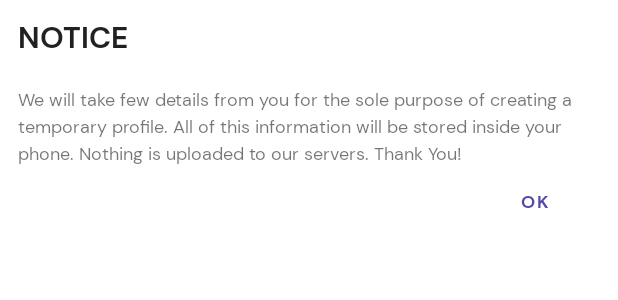
After one commit to pratapnik/Presence, an Android app: the layout startup_dialog_layout.xml on its own in the app's theme, with its tools: preview values and no code run, on a phone screen of 412 x 824 dp. The commit adds this screen. Shown: the top 300 px of the screen. Run offline under Robolectric (Android 15) with nearby library versions, the light colour scheme and no system bars.

Commit message:
Added StartupDialog

```diff
--- a/app/src/main/java/com/example/presence/UserDetailsActivity.kt
+++ b/app/src/main/java/com/example/presence/UserDetailsActivity.kt
@@ -3,10 +3,13 @@ package com.example.presence
 import android.content.Intent
 import android.os.Bundle
 import androidx.appcompat.app.AppCompatActivity
+import com.example.presence.widgets.StartupInformationDialog
 import kotlinx.android.synthetic.main.activity_user_details.*
 
 
 class UserDetailsActivity : AppCompatActivity() {
+
+    private lateinit var startupDialog: StartupInformationDialog
 
     override fun onCreate(savedInstanceState: Bundle?) {
         super.onCreate(savedInstanceState)
@@ -14,9 +17,19 @@ class UserDetailsActivity : AppCompatActivity() {
 
         supportActionBar?.hide()
 
+        openStartupDialog()
+
         btnAddSubjects.setOnClickListener {
             val addSubjectsActivity = Intent(this, AddSubjectsActivity::class.java)
             startActivity(addSubjectsActivity)
         }
     }
+
+    fun openStartupDialog(){
+        startupDialog = StartupInformationDialog()
+        val fragmentTransaction = supportFragmentManager.beginTransaction()
+        fragmentTransaction.addToBackStack(null)
+        startupDialog.show(fragmentTransaction,
+            resources.getString(R.string.label_start_up_dialog_tag))
+    }
 }
--- /dev/null
+++ b/app/src/main/java/com/example/presence/widgets/StartupInformationDialog.kt
@@ -0,0 +1,33 @@
+package com.example.presence.widgets
+
+import android.app.AlertDialog
+import android.app.Dialog
+import android.os.Bundle
+import android.view.LayoutInflater
+import android.widget.Button
+import androidx.fragment.app.DialogFragment
+import com.example.presence.R
+
+class StartupInformationDialog: DialogFragment() {
+
+    private lateinit var startupDialog: AlertDialog.Builder
+    private lateinit var btnOk: Button
+
+    override fun onCreateDialog(savedInstanceState: Bundle?): Dialog {
+
+        var layoutInflater: LayoutInflater? = activity?.layoutInflater
+        val view = layoutInflater?.inflate(R.layout.startup_dialog_layout, null)
+
+        startupDialog = AlertDialog.Builder(activity)
+        startupDialog.setView(view)
+
+        btnOk = view?.findViewById(R.id.btnStartupDialogOk)!!
+
+        btnOk.setOnClickListener {
+            dismiss()
+        }
+
+        return startupDialog.create()
+    }
+
+}
--- /dev/null
+++ b/app/src/main/res/layout/startup_dialog_layout.xml
@@ -0,0 +1,54 @@
+<?xml version="1.0" encoding="utf-8"?>
+<androidx.constraintlayout.widget.ConstraintLayout xmlns:android="http://schemas.android.com/apk/res/android"
+    android:layout_width="match_parent"
+    android:layout_height="wrap_content"
+    android:paddingTop="@dimen/margin_twelve_dp"
+    android:paddingLeft="@dimen/margin_twelve_dp"
+    android:paddingRight="@dimen/margin_twelve_dp"
+    xmlns:app="http://schemas.android.com/apk/res-auto">
+
+    <TextView
+        android:id="@+id/tvStartupDialogTitle"
+        android:layout_width="wrap_content"
+        android:layout_height="wrap_content"
+        android:text="@string/label_start_up_dialog_title"
+        android:fontFamily="@font/font_bold"
+        android:textAllCaps="true"
+        android:textSize="@dimen/action_bar_text_size"
+        android:textColor="@color/textDarkPrimary"
+        app:layout_constraintStart_toStartOf="parent"
+        app:layout_constraintTop_toTopOf="parent"
+        app:layout_constraintBottom_toTopOf="@id/tvStartupDialogDescription"
+        />
+
+    <TextView
+        android:id="@+id/tvStartupDialogDescription"
+        android:layout_width="wrap_content"
+        android:layout_height="wrap_content"
+        android:text="@string/label_start_up_dialog_description"
+        android:fontFamily="@font/font_regular"
+        android:textSize="@dimen/startup_description_text_size"
+        android:lineSpacingExtra="@dimen/stroke_width"
+        android:textColor="@color/textDarkSecondary"
+        android:layout_marginTop="@dimen/margin_twenty_dp"
+        app:layout_constraintTop_toBottomOf="@id/tvStartupDialogTitle"
+        app:layout_constraintStart_toStartOf="@id/tvStartupDialogTitle"
+        app:layout_constraintBottom_toTopOf="@id/btnStartupDialogOk"
+        />
+
+    <Button
+        android:id="@+id/btnStartupDialogOk"
+        android:layout_width="wrap_content"
+        android:layout_height="wrap_content"
+        android:text="@string/label_button_startup_dialog_title"
+        android:textSize="@dimen/startup_description_text_size"
+        android:fontFamily="@font/font_bold"
+        style="@style/Widget.MaterialComponents.Button.TextButton"
+        android:textColor="@color/color_custom_button"
+        app:layout_constraintTop_toBottomOf="@id/tvStartupDialogDescription"
+        app:layout_constraintEnd_toEndOf="@id/tvStartupDialogDescription"
+        app:layout_constraintBottom_toBottomOf="parent"
+        />
+
+
+</androidx.constraintlayout.widget.ConstraintLayout>
--- a/app/src/main/res/values/colors.xml
+++ b/app/src/main/res/values/colors.xml
@@ -8,4 +8,10 @@
     <color name="color_custom_button">#5348A7</color>
     <color name="color_custom_button_pressed">#805348A7</color>
     <color name="color_white">#FFFFFF</color>
+
+    <!-- Dark Text Color for Light Background -->
+    <color name="textDarkPrimary">#DE000000</color> <!--DE for %87 opacity-->
+    <color name="textDarkSecondary">#8A000000</color> <!--8A for %54 opacity-->
+    <color name="textDarkDisabled">#61000000</color> <!--61 for %38 opacity-->
+
 </resources>
--- a/app/src/main/res/values/dimens.xml
+++ b/app/src/main/res/values/dimens.xml
@@ -3,6 +3,7 @@
     <dimen name="padding_eight_dp">8dp</dimen>
     <dimen name="text_sixteen_sp">16sp</dimen>
     <dimen name="action_bar_text_size">20sp</dimen>
+    <dimen name="startup_description_text_size">12sp</dimen>
     <dimen name="margin_twenty_four_dp">24dp</dimen>
     <dimen name="margin_twelve_dp">12dp</dimen>
     <dimen name="margin_twenty_dp">20dp</dimen>
--- a/app/src/main/res/values/strings.xml
+++ b/app/src/main/res/values/strings.xml
@@ -5,5 +5,11 @@
     <string name="label_class_hint">Semester/Class</string>
     <string name="label_add_subjects_button">Add Subjects</string>
     <string name="label_user_details_activity">Education</string>
+    <string name="label_start_up_dialog_title">Notice</string>
+    <string name="label_start_up_dialog_description">We will take few details from you for the sole
+        purpose of creating a temporary profile. All of this information will be stored inside your phone.
+        Nothing is uploaded to our servers. Thank You!</string>
+    <string name="label_button_startup_dialog_title">OK</string>
+    <string name="label_start_up_dialog_tag">startupdialog</string>
 
 </resources>
```
